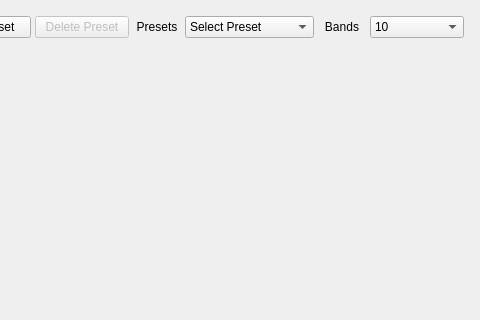
The window that src/EqualizerMenu/EqualizerMenu.ui (savannstm/revolutionary-audio-player) describes before a commit, drawn with Qt 5; both pictures show x 178 to 658 and y 0 to 320 of the 658 by 472 pixel window.
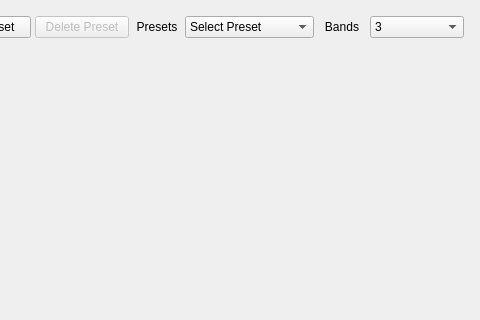
The same window after the commit.

```diff
--- a/src/EqualizerMenu/EqualizerMenu.ui
+++ b/src/EqualizerMenu/EqualizerMenu.ui
@@ -274,7 +274,7 @@
          <bool>false</bool>
         </property>
         <property name="currentIndex">
-         <number>2</number>
+         <number>0</number>
         </property>
         <item>
          <property name="text">
```
Left out of the diff: 10 changed lines with no effect on the pictures.
